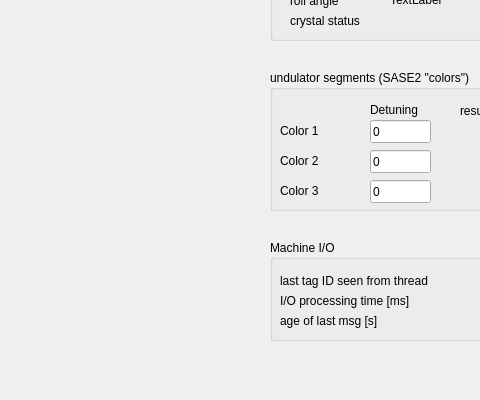
The window that hxrss_main_window.ui (marcguetg/hxrss) describes before a commit, drawn with Qt 5; both pictures show x 0 to 480 and y 200 to 600 of the 800 by 600 pixel window.
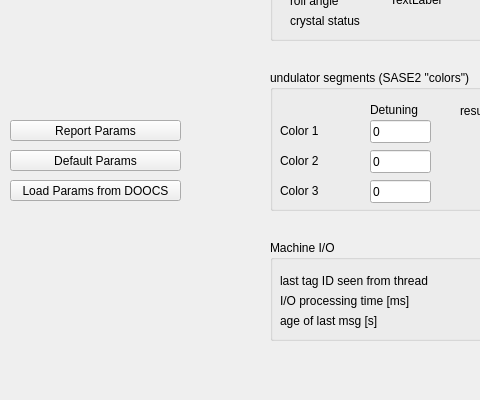
The same window after the commit.

Commit message: code to load correction parameters from DOOCS properties

Diff of the .ui file:
```diff
--- a/hxrss_main_window.ui
+++ b/hxrss_main_window.ui
@@ -818,6 +818,45 @@
      <string>Pitch: Local Derivative [eV/deg]</string>
     </property>
    </widget>
+   <widget class="QPushButton" name="params_report_button">
+    <property name="geometry">
+     <rect>
+      <x>10</x>
+      <y>320</y>
+      <width>171</width>
+      <height>21</height>
+     </rect>
+    </property>
+    <property name="text">
+     <string>Report Params</string>
+    </property>
+   </widget>
+   <widget class="QPushButton" name="params_default_button">
+    <property name="geometry">
+     <rect>
+      <x>10</x>
+      <y>350</y>
+      <width>171</width>
+      <height>21</height>
+     </rect>
+    </property>
+    <property name="text">
+     <string>Default Params</string>
+    </property>
+   </widget>
+   <widget class="QPushButton" name="params_fromDOOCS_button">
+    <property name="geometry">
+     <rect>
+      <x>10</x>
+      <y>380</y>
+      <width>171</width>
+      <height>21</height>
+     </rect>
+    </property>
+    <property name="text">
+     <string>Load Params from DOOCS</string>
+    </property>
+   </widget>
   </widget>
   <widget class="QMenuBar" name="menubar">
    <property name="geometry">
```
The commit also changes 5 other files.
